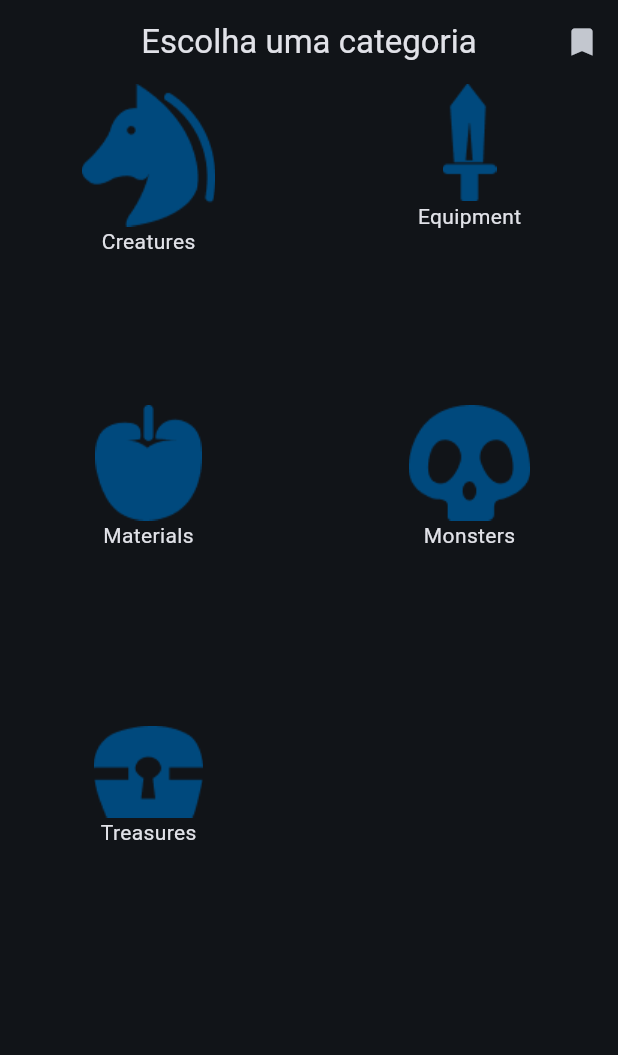
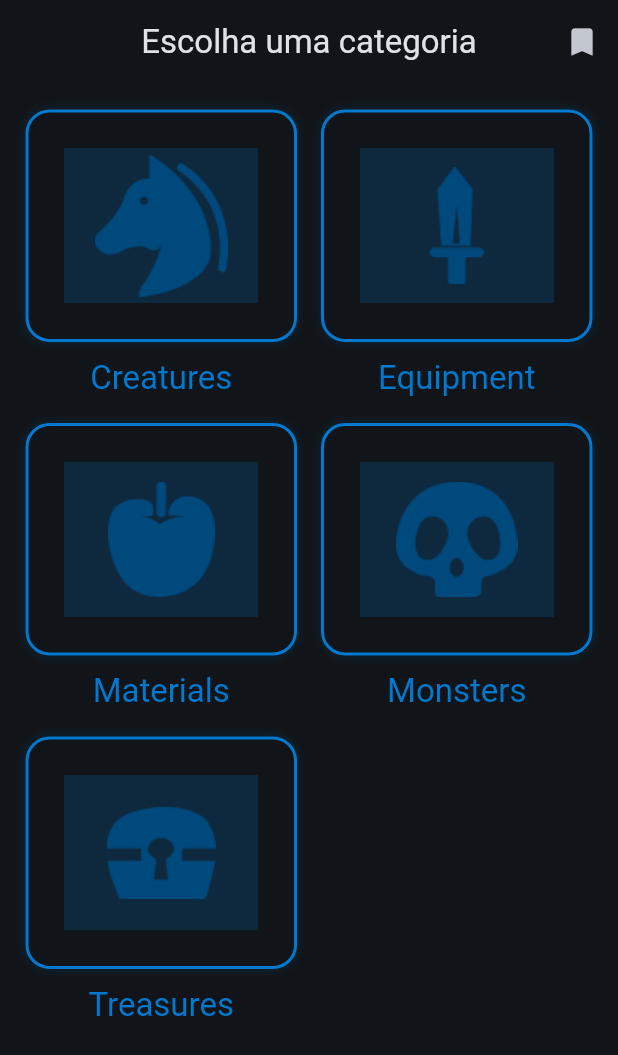
Before and after one commit to AndreManganelli/Hyrule_App, a Flutter app: the screen it shows after launch, on a phone screen of 412 x 824 dp. Shown: the top 1055 px of the screen. Run offline on Flutter 3.47's test engine with Material 3 defaults, Android fonts, the phone set to English and light mode, and no system bars; our stand-ins replace dio, floor, sqflite; accounts and stored records are empty; generated files the repository leaves out were written again.

Commit message:
feat: applying figma desing
https://www.figma.com/design/LvA2b9QL2tdxLERamPddK1/Clean-Code?node-id=1-2&node-type=frame&t=c3fNHnZTkq22kjcj-0

```diff
--- a/lib/screens/categories.dart
+++ b/lib/screens/categories.dart
@@ -19,14 +19,19 @@ class Categories extends StatelessWidget {
             }, icon: const Icon(Icons.bookmark),),
           ],
         ),
-        body: GridView(
-          gridDelegate: const SliverGridDelegateWithFixedCrossAxisCount(
-            crossAxisCount: 2,
-            crossAxisSpacing: 16,
-            mainAxisSpacing: 16,
+        body: Padding(
+          padding: const EdgeInsets.all(17.0),
+          child: GridView(
+            gridDelegate: const SliverGridDelegateWithFixedCrossAxisCount(
+              crossAxisCount: 2,
+              crossAxisSpacing: 16,
+              mainAxisSpacing: 16,
+              mainAxisExtent: 193,
+            ),
+            children:
+              categories.keys.map((e) => Category(category: e)).toList()
+            ,
           ),
-          children:
-          categories.keys.map((e) => Category(category: e)).toList(),
         ),
       ),
     );
--- a/lib/screens/components/category.dart
+++ b/lib/screens/components/category.dart
@@ -3,28 +3,46 @@ import 'package:hyrule/screens/results.dart';
 import 'package:hyrule/utils/consts/categories.dart';
 
 class Category extends StatelessWidget {
-  const Category({
-    Key? key,
-    required this.category,
-  }) : super(key: key);
+  const Category({Key? key, required this.category}) : super(key: key);
+  final String category;
 
-  final String category;
   @override
   Widget build(BuildContext context) {
     return Column(
-      children: [
-        InkWell(
-          onTap: () {
-            Navigator.push(context,
-                MaterialPageRoute(builder: (context) => Results(category: category)));
-          },
-          child: Ink(
-            child: Center(
-              child: Image.asset("$imagePath$category.png"),
+      children: <Widget>[
+        Flexible(
+          child: InkWell(
+            onTap: () {
+              Navigator.push(
+                  context,
+                  MaterialPageRoute(
+                      builder: (context) => Results(category: category)));
+            },
+            borderRadius: BorderRadius.circular(16.0),
+            child: Ink(
+              decoration: BoxDecoration(
+                  borderRadius: BorderRadius.circular(16.0),
+                  border: Border.all(width: 2.0, color: const Color(0xFF0079CF)),
+                  boxShadow: [
+                    BoxShadow(
+                        blurRadius: 6.0,
+                        color: const Color(0xFF0079CF).withOpacity(0.2),
+                        blurStyle: BlurStyle.outer),
+                  ]),
+              child: Center(
+                child: Image.asset("$imagePath$category.png"),
+              ),
             ),
           ),
         ),
-        Text(categories[category]!),
+        Padding(
+          padding: const EdgeInsets.only(top: 10.0),
+          child: Text(categories[category]!,
+              style: Theme.of(context)
+                  .textTheme
+                  .titleLarge!
+                  .copyWith(color: const Color(0xFF0079CF))),
+        ),
       ],
     );
   }
```
Also changed, not shown: lib/screens/components/entry_card.dart (+77 -26 lines), lib/screens/details.dart (+45 -20 lines), 1 other file.
